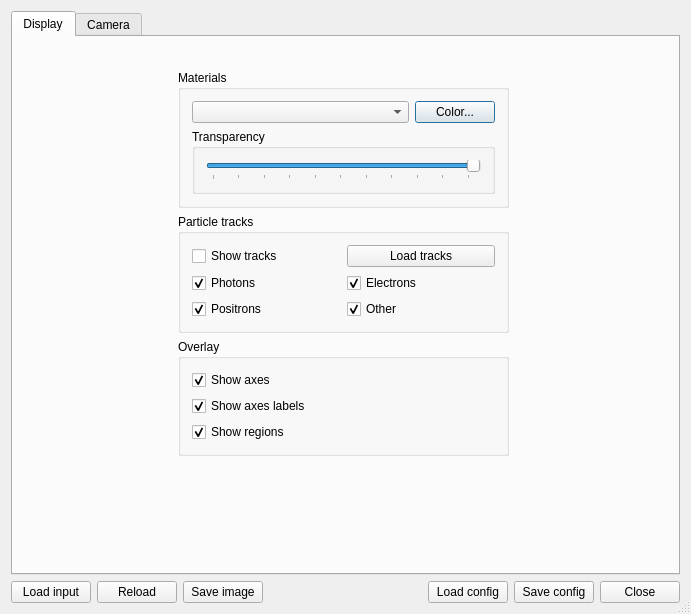
Above: HEN_HOUSE/egs++/view/viewcontrol.ui from nrc-cnrc/EGSnrc before the change. Below: the same form after it.
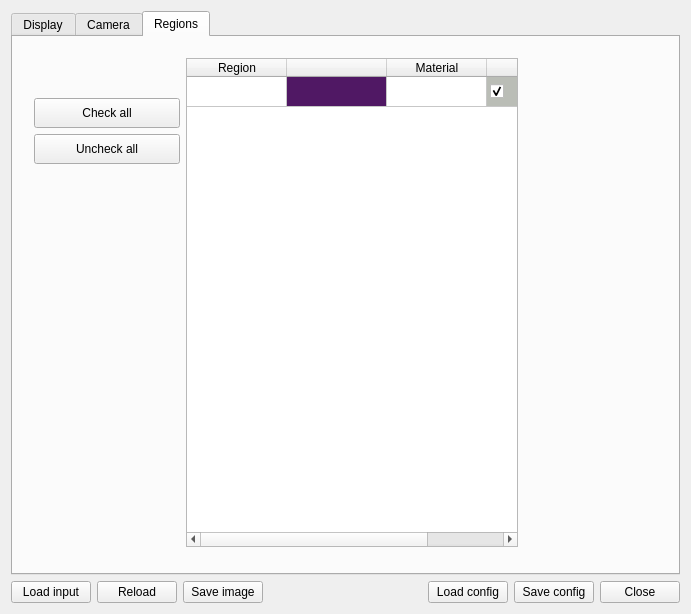
That is the form after the change. The open tabs and pages were chosen to show the change.

Commit message:
Add egs_view region on/off controls
Add a new tab to egs_view to show or hide specific regions in the
viewer. The tab is disabled for geometries with >1000 regions for
performance reasons.

Fix the gui display settings to look the same on macOS and Windows.

What changed in the file:
```diff
--- a/HEN_HOUSE/egs++/view/viewcontrol.ui
+++ b/HEN_HOUSE/egs++/view/viewcontrol.ui
@@ -50,7 +50,7 @@
    <string>View Controls</string>
   </property>
   <property name="sizeGripEnabled">
-   <bool>true</bool>
+   <bool>false</bool>
   </property>
   <layout class="QHBoxLayout" name="horizontalLayout_4">
    <item>
@@ -73,7 +73,10 @@
            <height>511</height>
           </rect>
          </property>
-         <layout class="QHBoxLayout" name="horizontalLayout_3">
+         <layout class="QHBoxLayout" name="horizontalLayout_3" stretch="1,1">
+          <property name="sizeConstraint">
+           <enum>QLayout::SetDefaultConstraint</enum>
+          </property>
           <item>
            <layout class="QVBoxLayout" name="clipLayout"/>
           </item>
@@ -90,16 +93,22 @@
               <property name="sizeHint" stdset="0">
                <size>
                 <width>10</width>
-                <height>12</height>
+                <height>11</height>
                </size>
               </property>
              </spacer>
             </item>
             <item>
              <widget class="QGroupBox" name="groupBox20">
+              <property name="sizePolicy">
+               <sizepolicy hsizetype="Expanding" vsizetype="Preferred">
+                <horstretch>0</horstretch>
+                <verstretch>0</verstretch>
+               </sizepolicy>
+              </property>
               <property name="maximumSize">
                <size>
-                <width>331</width>
+                <width>16777215</width>
                 <height>16777215</height>
                </size>
               </property>
@@ -171,9 +180,15 @@
             </item>
             <item>
              <widget class="QGroupBox" name="groupBox10">
+              <property name="sizePolicy">
+               <sizepolicy hsizetype="Expanding" vsizetype="Expanding">
+                <horstretch>0</horstretch>
+                <verstretch>0</verstretch>
+               </sizepolicy>
+              </property>
               <property name="maximumSize">
                <size>
-                <width>331</width>
+                <width>16777215</width>
                 <height>16777215</height>
                </size>
               </property>
@@ -243,9 +258,21 @@
             </item>
             <item>
              <widget class="QGroupBox" name="groupBox15">
+              <property name="sizePolicy">
+               <sizepolicy hsizetype="Expanding" vsizetype="Expanding">
+                <horstretch>0</horstretch>
+                <verstretch>0</verstretch>
+               </sizepolicy>
+              </property>
+              <property name="minimumSize">
+               <size>
+                <width>0</width>
+                <height>0</height>
+               </size>
+              </property>
               <property name="maximumSize">
                <size>
-                <width>331</width>
+                <width>16777215</width>
                 <height>16777215</height>
                </size>
               </property>
@@ -259,6 +286,12 @@
                   <layout class="QVBoxLayout">
                    <item>
                     <widget class="QCheckBox" name="showAxesCheckbox">
+                     <property name="sizePolicy">
+                      <sizepolicy hsizetype="Minimum" vsizetype="Expanding">
+                       <horstretch>0</horstretch>
+                       <verstretch>0</verstretch>
+                      </sizepolicy>
+                     </property>
                      <property name="text">
                       <string>Show axes</string>
                      </property>
@@ -269,6 +302,12 @@
                    </item>
                    <item>
                     <widget class="QCheckBox" name="showAxesLabelsCheckbox">
+                     <property name="sizePolicy">
+                      <sizepolicy hsizetype="Minimum" vsizetype="Expanding">
+                       <horstretch>0</horstretch>
+                       <verstretch>0</verstretch>
+                      </sizepolicy>
+                     </property>
                      <property name="text">
                       <string>Show axes labels</string>
                      </property>
@@ -279,6 +318,12 @@
                    </item>
                    <item>
                     <widget class="QCheckBox" name="showRegionsCheckbox">
+                     <property name="sizePolicy">
+                      <sizepolicy hsizetype="Minimum" vsizetype="Expanding">
+                       <horstretch>0</horstretch>
+                       <verstretch>0</verstretch>
+                      </sizepolicy>
+                     </property>
                      <property name="text">
                       <string>Show regions</string>
                      </property>
@@ -300,12 +345,12 @@
                <enum>Qt::Vertical</enum>
               </property>
               <property name="sizeType">
-               <enum>QSizePolicy::Expanding</enum>
+               <enum>QSizePolicy::Fixed</enum>
               </property>
               <property name="sizeHint" stdset="0">
                <size>
                 <width>20</width>
-                <height>20</height>
+                <height>40</height>
                </size>
               </property>
              </spacer>
@@ -701,6 +746,225 @@
          </layout>
         </widget>
        </widget>
+       <widget class="QWidget" name="regionTab">
+        <attribute name="title">
+         <string>Regions</string>
+        </attribute>
+        <widget class="QWidget" name="horizontalLayoutWidget_2">
+         <property name="geometry">
+          <rect>
+           <x>10</x>
+           <y>10</y>
+           <width>651</width>
+           <height>511</height>
+          </rect>
+         </property>
+         <layout class="QHBoxLayout" name="horizontalLayout_6">
+          <item>
+           <layout class="QVBoxLayout" name="verticalLayout_6">
+            <property name="leftMargin">
+             <number>0</number>
+            </property>
+            <item>
+             <spacer name="verticalSpacer_7">
+              <property name="orientation">
+               <enum>Qt::Vertical</enum>
+              </property>
+              <property name="sizeType">
+               <enum>QSizePolicy::Fixed</enum>
+              </property>
+              <property name="sizeHint" stdset="0">
+               <size>
+                <width>20</width>
+                <height>40</height>
+               </size>
+              </property>
+             </spacer>
+            </item>
+            <item>
+             <widget class="QPushButton" name="regionCheckAllButton">
+              <property name="sizePolicy">
+               <sizepolicy hsizetype="Expanding" vsizetype="Fixed">
+                <horstretch>0</horstretch>
+                <verstretch>0</verstretch>
+               </sizepolicy>
+              </property>
+              <property name="minimumSize">
+               <size>
+                <width>0</width>
+                <height>30</height>
+               </size>
+              </property>
+              <property name="text">
+               <string>Check all</string>
+              </property>
+             </widget>
+            </item>
+            <item>
+             <widget class="QPushButton" name="regionUncheckAllButton">
+              <property name="sizePolicy">
+               <sizepolicy hsizetype="Expanding" vsizetype="Fixed">
+                <horstretch>0</horstretch>
+                <verstretch>0</verstretch>
+               </sizepolicy>
+              </property>
+              <property name="minimumSize">
+               <size>
+                <width>0</width>
+                <height>30</height>
+               </size>
+              </property>
+              <property name="text">
+               <string>Uncheck all</string>
+              </property>
+             </widget>
+            </item>
+            <item>
+             <spacer name="horizontalSpacer_2">
+              <property name="orientation">
+               <enum>Qt::Horizontal</enum>
+              </property>
+              <property name="sizeHint" stdset="0">
+               <size>
+                <width>40</width>
+                <height>20</height>
+               </size>
+              </property>
+             </spacer>
+            </item>
+            <item>
+             <spacer name="verticalSpacer_8">
+              <property name="orientation">
+               <enum>Qt::Vertical</enum>
+              </property>
+              <property name="sizeHint" stdset="0">
+               <size>
+                <width>20</width>
+                <height>40</height>
+               </size>
+              </property>
+             </spacer>
+            </item>
+           </layout>
+          </item>
+          <item>
+           <layout class="QVBoxLayout" name="verticalLayout_14">
+            <property name="leftMargin">
+             <number>0</number>
+            </property>
+            <item>
+             <widget class="QTableWidget" name="regionTable">
+              <property name="sizePolicy">
+               <sizepolicy hsizetype="Expanding" vsizetype="Expanding">
+                <horstretch>0</horstretch>
+                <verstretch>0</verstretch>
+               </sizepolicy>
+              </property>
+              <property name="minimumSize">
+               <size>
+                <width>332</width>
+                <height>0</height>
+               </size>
+              </property>
+              <property name="sortingEnabled">
+               <bool>true</bool>
+              </property>
+              <property name="rowCount">
+               <number>1</number>
+              </property>
+              <property name="columnCount">
+               <number>4</number>
+              </property>
+              <attribute name="horizontalHeaderStretchLastSection">
+               <bool>true</bool>
+              </attribute>
+              <attribute name="verticalHeaderVisible">
+               <bool>false</bool>
+              </attribute>
+              <attribute name="verticalHeaderHighlightSections">
+               <bool>true</bool>
+              </attribute>
+              <row/>
+              <column>
+               <property name="text">
+                <string>Region</string>
+               </property>
+              </column>
+              <column>
+               <property name="text">
+                <string/>
+               </property>
+              </column>
+              <column>
+               <property name="text">
+                <string>Material</string>
+               </property>
+              </column>
+              <column>
+               <property name="text">
+                <string/>
+               </property>
+              </column>
+              <item row="0" column="1">
+               <property name="text">
+                <string/>
+               </property>
+               <property name="background">
+                <brush brushstyle="SolidPattern">
+                 <color alpha="255">
+                  <red>80</red>
+                  <green>24</green>
+                  <blue>100</blue>
+                 </color>
+                </brush>
+               </property>
+               <property name="foreground">
+                <brush brushstyle="NoBrush">
+                 <color alpha="255">
+                  <red>90</red>
+                  <green>90</green>
+                  <blue>200</blue>
+                 </color>
+                </brush>
+               </property>
+              </item>
+              <item row="0" column="3">
+               <property name="text">
+                <string/>
+               </property>
+               <property name="background">
+                <brush brushstyle="SolidPattern">
+                 <color alpha="255">
+                  <red>186</red>
+                  <green>189</green>
+                  <blue>182</blue>
+                 </color>
+                </brush>
+               </property>
+               <property name="checkState">
+                <enum>Checked</enum>
+               </property>
+              </item>
+             </widget>
+            </item>
+           </layout>
+          </item>
+          <item>
+           <spacer name="horizontalSpacer_3">
+            <property name="orientation">
+             <enum>Qt::Horizontal</enum>
+            </property>
+            <property name="sizeHint" stdset="0">
+             <size>
+              <width>40</width>
+              <height>20</height>
+             </size>
+            </property>
+           </spacer>
+          </item>
+         </layout>
+        </widget>
+       </widget>
       </widget>
      </item>
      <item>
```
Left out of the diff: 222 changed lines with no effect on the pictures. The commit also changes 8 other files.
